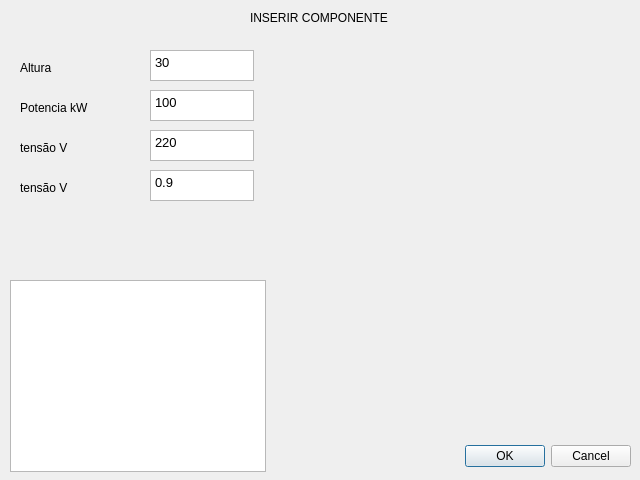
First picture: the form in UI/insert_component.ui, repository llosinskas/eletroAlpha, before the edit.
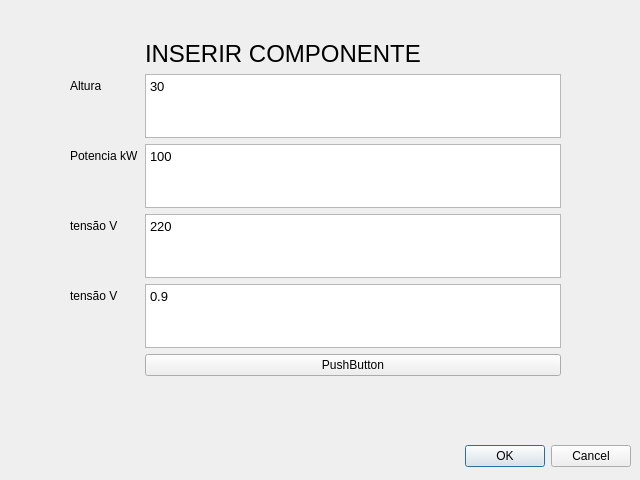
Second picture: the form after the edit.

Commit message: Inicio do inserir equipamento

Patch:
```diff
--- a/UI/insert_component.ui
+++ b/UI/insert_component.ui
@@ -29,14 +29,34 @@
     <set>QDialogButtonBox::StandardButton::Cancel|QDialogButtonBox::StandardButton::Ok</set>
    </property>
   </widget>
+  <widget class="QWidget" name="formLayoutWidget">
+   <property name="geometry">
+    <rect>
+     <x>70</x>
+     <y>40</y>
+     <width>491</width>
+     <height>336</height>
+    </rect>
+   </property>
+   <layout class="QFormLayout" name="formLayout">
+    <item row="2" column="0">
+     <widget class="QLabel" name="label">
+      <property name="text">
+       <string>Altura</string>
+      </property>
+     </widget>
+    </item>
+    <item row="3" column="0">
+     <widget class="QLabel" name="label_2">
+      <property name="text">
+       <string>Potencia kW</string>
+      </property>
+     </widget>
+    </item>
+    <item row="2" column="1">
   <widget class="QTextEdit" name="altura">
-   <property name="geometry">
-    <rect>
-     <x>150</x>
-     <y>50</y>
-     <width>104</width>
-     <height>31</height>
-    </rect>
+      <property name="enabled">
+       <bool>true</bool>
    </property>
    <property name="html">
     <string>&lt;!DOCTYPE HTML PUBLIC &quot;-//W3C//DTD HTML 4.0//EN&quot; &quot;http://www.w3.org/TR/REC-html40/strict.dtd&quot;&gt;
@@ -52,28 +72,9 @@
     <string/>
    </property>
   </widget>
-  <widget class="QLabel" name="label">
-   <property name="geometry">
-    <rect>
-     <x>20</x>
-     <y>60</y>
-     <width>58</width>
-     <height>15</height>
-    </rect>
-   </property>
-   <property name="text">
-    <string>Altura</string>
-   </property>
-  </widget>
+    </item>
+    <item row="3" column="1">
   <widget class="QTextEdit" name="potencia">
-   <property name="geometry">
-    <rect>
-     <x>150</x>
-     <y>90</y>
-     <width>104</width>
-     <height>31</height>
-    </rect>
-   </property>
    <property name="html">
     <string>&lt;!DOCTYPE HTML PUBLIC &quot;-//W3C//DTD HTML 4.0//EN&quot; &quot;http://www.w3.org/TR/REC-html40/strict.dtd&quot;&gt;
 &lt;html&gt;&lt;head&gt;&lt;meta name=&quot;qrichtext&quot; content=&quot;1&quot; /&gt;&lt;meta charset=&quot;utf-8&quot; /&gt;&lt;style type=&quot;text/css&quot;&gt;
@@ -85,28 +86,16 @@
 &lt;p style=&quot; margin-top:0px; margin-bottom:0px; margin-left:0px; margin-right:0px; -qt-block-indent:0; text-indent:0px;&quot;&gt;100&lt;/p&gt;&lt;/body&gt;&lt;/html&gt;</string>
    </property>
   </widget>
-  <widget class="QLabel" name="label_2">
-   <property name="geometry">
-    <rect>
-     <x>20</x>
-     <y>100</y>
-     <width>81</width>
-     <height>16</height>
-    </rect>
-   </property>
+    </item>
+    <item row="4" column="0">
+     <widget class="QLabel" name="label_3">
    <property name="text">
-    <string>Potencia kW</string>
-   </property>
-  </widget>
+       <string>tensão V</string>
+      </property>
+     </widget>
+    </item>
+    <item row="4" column="1">
   <widget class="QTextEdit" name="tensao">
-   <property name="geometry">
-    <rect>
-     <x>150</x>
-     <y>130</y>
-     <width>104</width>
-     <height>31</height>
-    </rect>
-   </property>
    <property name="html">
     <string>&lt;!DOCTYPE HTML PUBLIC &quot;-//W3C//DTD HTML 4.0//EN&quot; &quot;http://www.w3.org/TR/REC-html40/strict.dtd&quot;&gt;
 &lt;html&gt;&lt;head&gt;&lt;meta name=&quot;qrichtext&quot; content=&quot;1&quot; /&gt;&lt;meta charset=&quot;utf-8&quot; /&gt;&lt;style type=&quot;text/css&quot;&gt;
@@ -118,64 +107,16 @@
 &lt;p style=&quot; margin-top:0px; margin-bottom:0px; margin-left:0px; margin-right:0px; -qt-block-indent:0; text-indent:0px;&quot;&gt;220&lt;/p&gt;&lt;/body&gt;&lt;/html&gt;</string>
    </property>
   </widget>
-  <widget class="QLabel" name="label_3">
-   <property name="geometry">
-    <rect>
-     <x>20</x>
-     <y>140</y>
-     <width>58</width>
-     <height>15</height>
-    </rect>
-   </property>
-   <property name="text">
-    <string>tensão V</string>
-   </property>
-  </widget>
-  <widget class="QLabel" name="label_4">
-   <property name="geometry">
-    <rect>
-     <x>250</x>
-     <y>10</y>
-     <width>141</width>
-     <height>16</height>
-    </rect>
-   </property>
-   <property name="text">
-    <string>INSERIR COMPONENTE</string>
-   </property>
-  </widget>
-  <widget class="QListWidget" name="listWidget">
-   <property name="geometry">
-    <rect>
-     <x>10</x>
-     <y>280</y>
-     <width>256</width>
-     <height>192</height>
-    </rect>
-   </property>
-  </widget>
+    </item>
+    <item row="5" column="0">
   <widget class="QLabel" name="fator_potencia">
-   <property name="geometry">
-    <rect>
-     <x>20</x>
-     <y>180</y>
-     <width>58</width>
-     <height>15</height>
-    </rect>
-   </property>
    <property name="text">
     <string>tensão V</string>
    </property>
   </widget>
+    </item>
+    <item row="5" column="1">
   <widget class="QTextEdit" name="tensao_2">
-   <property name="geometry">
-    <rect>
-     <x>150</x>
-     <y>170</y>
-     <width>104</width>
-     <height>31</height>
-    </rect>
-   </property>
    <property name="html">
     <string>&lt;!DOCTYPE HTML PUBLIC &quot;-//W3C//DTD HTML 4.0//EN&quot; &quot;http://www.w3.org/TR/REC-html40/strict.dtd&quot;&gt;
 &lt;html&gt;&lt;head&gt;&lt;meta name=&quot;qrichtext&quot; content=&quot;1&quot; /&gt;&lt;meta charset=&quot;utf-8&quot; /&gt;&lt;style type=&quot;text/css&quot;&gt;
@@ -186,6 +127,28 @@
 &lt;/style&gt;&lt;/head&gt;&lt;body style=&quot; font-family:'Ubuntu'; font-size:10pt; font-weight:400; font-style:normal;&quot;&gt;
 &lt;p style=&quot; margin-top:0px; margin-bottom:0px; margin-left:0px; margin-right:0px; -qt-block-indent:0; text-indent:0px;&quot;&gt;0.9&lt;/p&gt;&lt;/body&gt;&lt;/html&gt;</string>
    </property>
+     </widget>
+    </item>
+    <item row="1" column="1">
+     <widget class="QLabel" name="label_4">
+      <property name="font">
+       <font>
+        <pointsize>18</pointsize>
+       </font>
+      </property>
+      <property name="text">
+       <string>INSERIR COMPONENTE</string>
+      </property>
+     </widget>
+    </item>
+    <item row="6" column="1">
+     <widget class="QPushButton" name="pushButton">
+      <property name="text">
+       <string>PushButton</string>
+      </property>
+     </widget>
+    </item>
+   </layout>
   </widget>
  </widget>
  <resources/>
```
Lines whose indentation alone changed are shown as unchanged. The commit also changes 5 other files.
